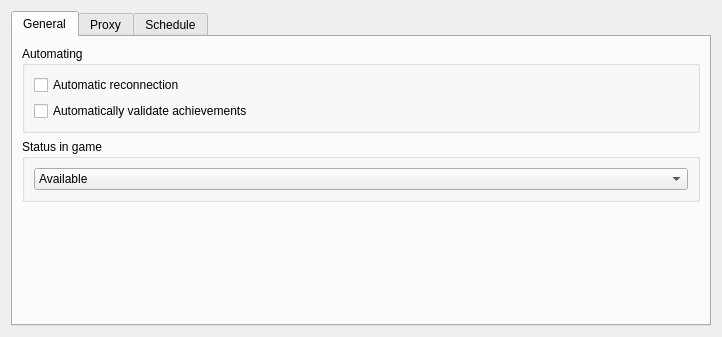
First picture: the form in BotDofus/src/gui/main/forms/settingsform.ui, repository josuesavy/BotDofus, before the edit.
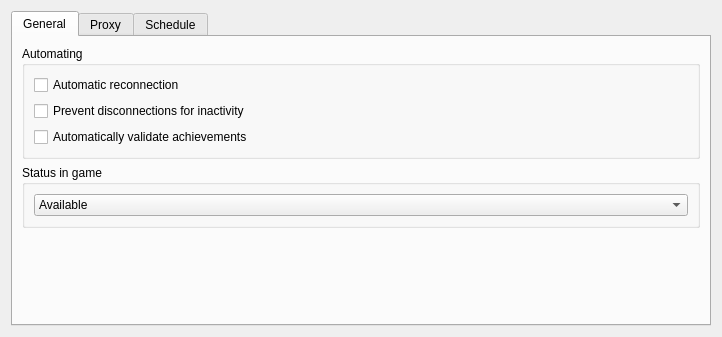
Second picture: the form after the edit. Icons and pictures are not drawn.

Commit message: settings: new feature: prevent inactivity disconnects

Patch:
```diff
--- a/BotDofus/src/gui/main/forms/settingsform.ui
+++ b/BotDofus/src/gui/main/forms/settingsform.ui
@@ -52,6 +52,13 @@
           <string>Automating</string>
          </property>
          <layout class="QGridLayout" name="gridLayout_3">
+          <item row="2" column="0">
+           <widget class="QCheckBox" name="checkBoxAutoAcceptAchievement">
+            <property name="text">
+             <string>Automatically validate achievements</string>
+            </property>
+           </widget>
+          </item>
           <item row="0" column="0">
            <widget class="QCheckBox" name="checkBoxAutoReconnect">
             <property name="text">
@@ -60,9 +67,9 @@
            </widget>
           </item>
           <item row="1" column="0">
-           <widget class="QCheckBox" name="checkBoxAutoAcceptAchievement">
+           <widget class="QCheckBox" name="checkBoPreventInactivityDisconnects">
             <property name="text">
-             <string>Automatically validate achievements</string>
+             <string>Prevent disconnections for inactivity</string>
             </property>
            </widget>
           </item>
```
The commit also changes 10 other files.
